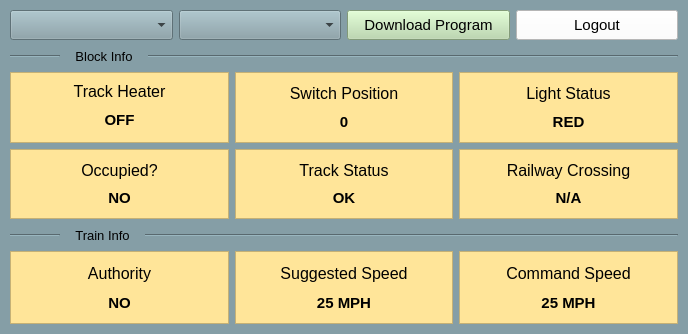
First picture: the form in src/UI/SWTrackController/track_controller.ui, repository aet37/ECE1140-Project, before the edit.
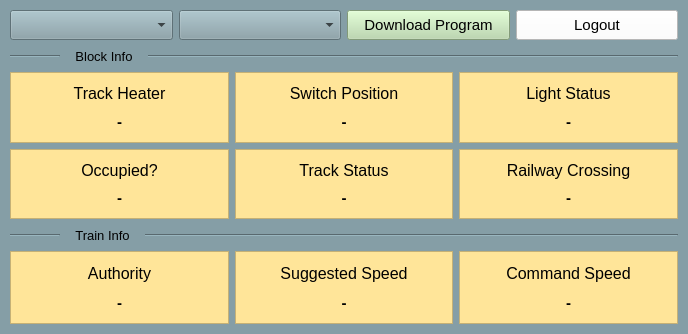
Second picture: the form after the edit.

```diff
--- a/src/UI/SWTrackController/track_controller.ui
+++ b/src/UI/SWTrackController/track_controller.ui
@@ -266,7 +266,7 @@
               </font>
              </property>
              <property name="text">
-              <string>0</string>
+              <string>-</string>
              </property>
              <property name="alignment">
               <set>Qt::AlignCenter</set>
@@ -325,7 +325,7 @@
               </font>
              </property>
              <property name="text">
-              <string>OK</string>
+              <string>-</string>
              </property>
              <property name="alignment">
               <set>Qt::AlignCenter</set>
@@ -384,7 +384,7 @@
               </font>
              </property>
              <property name="text">
-              <string>N/A</string>
+              <string>-</string>
              </property>
              <property name="alignment">
               <set>Qt::AlignCenter</set>
@@ -443,7 +443,7 @@
               </font>
              </property>
              <property name="text">
-              <string>NO</string>
+              <string>-</string>
              </property>
              <property name="alignment">
               <set>Qt::AlignCenter</set>
@@ -502,7 +502,7 @@
               </font>
              </property>
              <property name="text">
-              <string>RED</string>
+              <string>-</string>
              </property>
              <property name="alignment">
               <set>Qt::AlignCenter</set>
@@ -560,7 +560,7 @@
            <item>
             <widget class="QLabel" name="track_heater_label">
              <property name="sizePolicy">
-              <sizepolicy hsizetype="Preferred" vsizetype="MinimumExpanding">
+              <sizepolicy hsizetype="Preferred" vsizetype="Preferred">
                <horstretch>0</horstretch>
                <verstretch>0</verstretch>
               </sizepolicy>
@@ -573,7 +573,7 @@
               </font>
              </property>
              <property name="text">
-              <string>OFF</string>
+              <string>-</string>
              </property>
              <property name="alignment">
               <set>Qt::AlignCenter</set>
@@ -729,7 +729,7 @@
               </font>
              </property>
              <property name="text">
-              <string>NO</string>
+              <string>-</string>
              </property>
              <property name="alignment">
               <set>Qt::AlignCenter</set>
@@ -788,7 +788,7 @@
               </font>
              </property>
              <property name="text">
-              <string>25 MPH</string>
+              <string>-</string>
              </property>
              <property name="alignment">
               <set>Qt::AlignCenter</set>
@@ -847,7 +847,7 @@
               </font>
              </property>
              <property name="text">
-              <string>25 MPH</string>
+              <string>-</string>
              </property>
              <property name="alignment">
               <set>Qt::AlignCenter</set>
```
